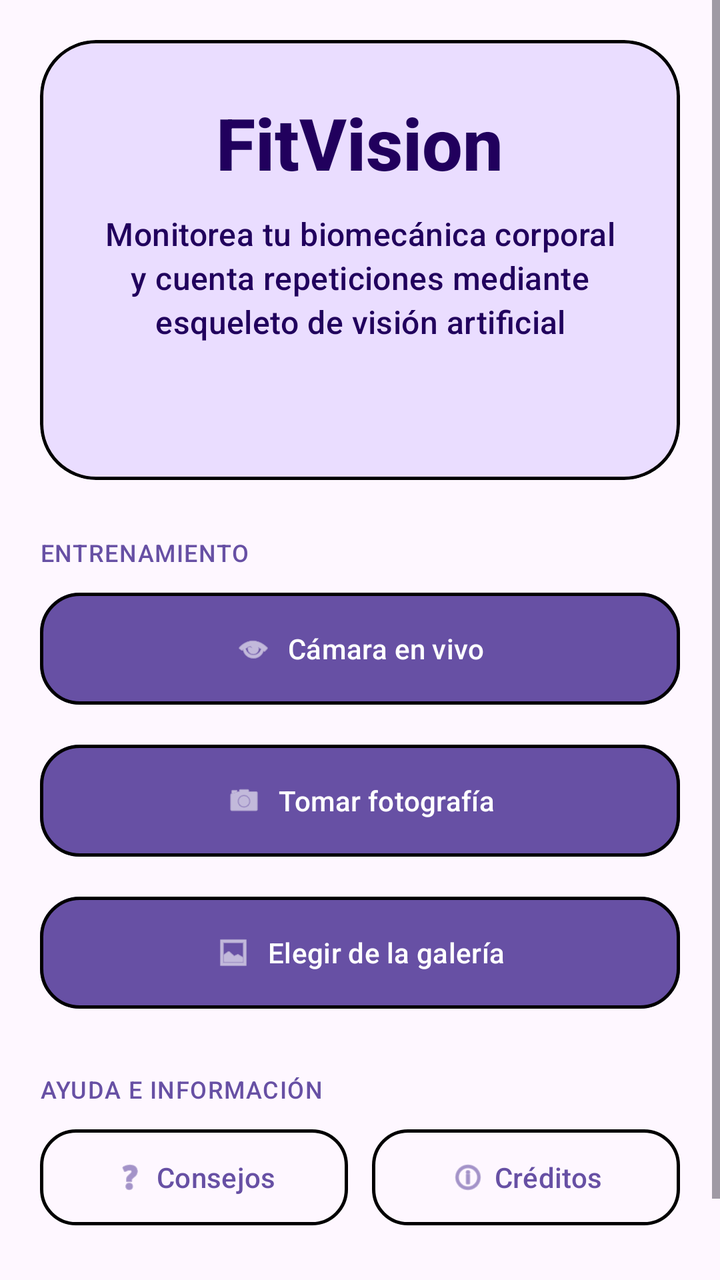
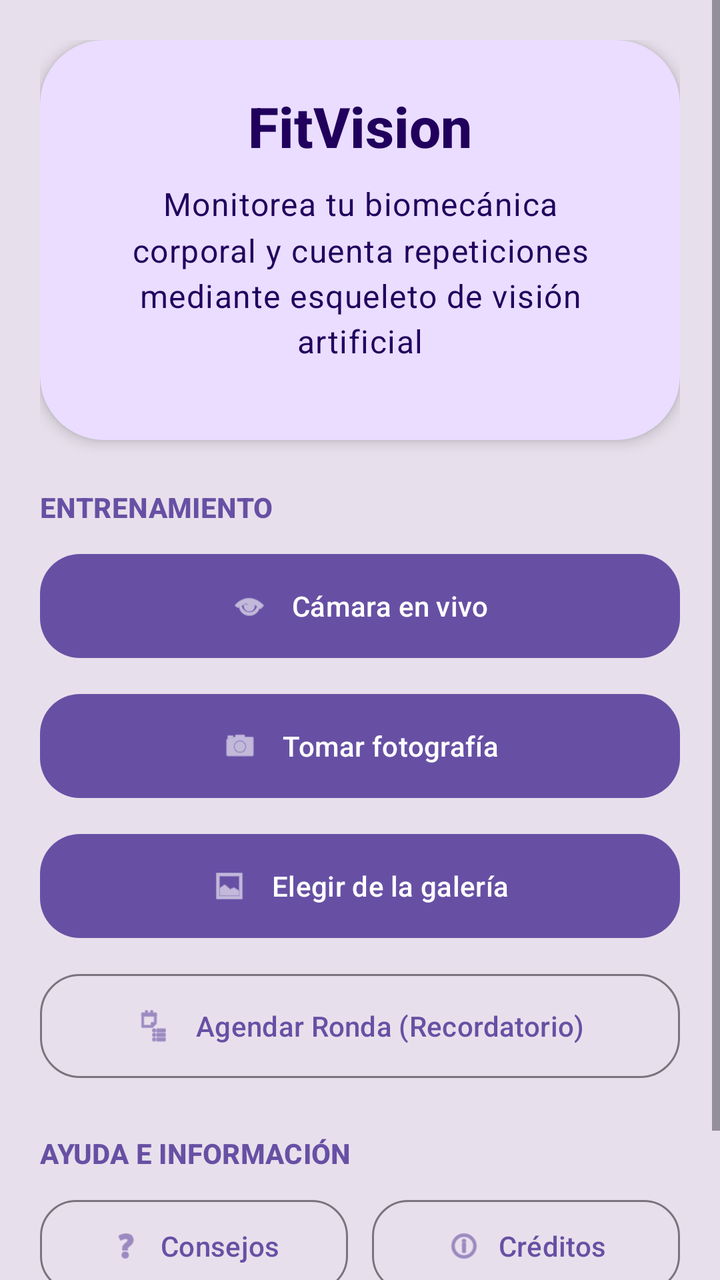

The first picture is an Android layout as it rendered before a commit; the second is the same layout after the commit. The layout source and the unified diff follow.
<!-- AndroidManifest.xml: application theme Theme.SignTranslator -->
<!-- res/layout/activity_main.xml -->
<?xml version="1.0" encoding="utf-8"?>
<ScrollView xmlns:android="http://schemas.android.com/apk/res/android"
    xmlns:app="http://schemas.android.com/apk/res-auto"
    android:layout_width="match_parent"
    android:layout_height="match_parent"
    android:fillViewport="true">

    <LinearLayout
        android:layout_width="match_parent"
        android:layout_height="match_parent"
        android:orientation="vertical"
        android:padding="20dp">

        
        <com.google.android.material.card.MaterialCardView
            style="@style/Widget.Material3.CardView.Filled"
            android:layout_width="match_parent"
            android:layout_height="wrap_content"
            android:minHeight="220dp"
            app:cardBackgroundColor="?attr/colorPrimaryContainer"
            app:cardCornerRadius="28dp"
            app:strokeColor="@color/app_border"
            app:strokeWidth="1.5dp">

            <LinearLayout
                android:layout_width="match_parent"
                android:layout_height="match_parent"
                android:gravity="center"
                android:orientation="vertical"
                android:padding="32dp">

                <TextView
                    android:layout_width="wrap_content"
                    android:layout_height="wrap_content"
                    android:fontFamily="sans-serif-medium"
                    android:includeFontPadding="false"
                    android:text="@string/main_title"
                    android:textAppearance="?attr/textAppearanceDisplaySmall"
                    android:textColor="?attr/colorOnPrimaryContainer"
                    android:textStyle="bold" />

                <TextView
                    android:layout_width="match_parent"
                    android:layout_height="wrap_content"
                    android:layout_marginTop="12dp"
                    android:gravity="center"
                    android:lineSpacingMultiplier="1.15"
                    android:text="@string/main_subtitle"
                    android:textAppearance="?attr/textAppearanceTitleMedium"
                    android:textColor="?attr/colorOnPrimaryContainer" />
            </LinearLayout>
        </com.google.android.material.card.MaterialCardView>

        
        <TextView
            android:layout_width="wrap_content"
            android:layout_height="wrap_content"
            android:layout_marginTop="28dp"
            android:text="@string/section_training"
            android:textAppearance="?attr/textAppearanceLabelMedium"
            android:textColor="?attr/colorPrimary" />

        <com.google.android.material.button.MaterialButton
            android:id="@+id/btnLive"
            android:layout_width="match_parent"
            android:layout_height="64dp"
            android:layout_marginTop="8dp"
            android:text="@string/btn_live"
            app:cornerRadius="20dp"
            app:strokeColor="@color/app_border"
            app:strokeWidth="1.5dp"
            app:icon="@android:drawable/ic_menu_view"
            app:iconGravity="textStart" />

        <com.google.android.material.button.MaterialButton
            android:id="@+id/btnCapture"
            android:layout_width="match_parent"
            android:layout_height="64dp"
            android:layout_marginTop="12dp"
            android:text="@string/btn_capture"
            app:cornerRadius="20dp"
            app:strokeColor="@color/app_border"
            app:strokeWidth="1.5dp"
            app:icon="@android:drawable/ic_menu_camera"
            app:iconGravity="textStart" />

        <com.google.android.material.button.MaterialButton
            android:id="@+id/btnGallery"
            android:layout_width="match_parent"
            android:layout_height="64dp"
            android:layout_marginTop="12dp"
            android:text="@string/btn_gallery"
            app:cornerRadius="20dp"
            app:strokeColor="@color/app_border"
            app:strokeWidth="1.5dp"
            app:icon="@android:drawable/ic_menu_gallery"
            app:iconGravity="textStart" />

        
        <TextView
            android:layout_width="wrap_content"
            android:layout_height="wrap_content"
            android:layout_marginTop="28dp"
            android:text="@string/section_help"
            android:textAppearance="?attr/textAppearanceLabelMedium"
            android:textColor="?attr/colorPrimary" />

        <LinearLayout
            android:layout_width="match_parent"
            android:layout_height="wrap_content"
            android:layout_marginTop="8dp"
            android:orientation="horizontal">

            <com.google.android.material.button.MaterialButton
                android:id="@+id/btnTips"
                style="@style/Widget.Material3.Button.OutlinedButton"
                android:layout_width="0dp"
                android:layout_height="56dp"
                android:layout_weight="1"
                android:text="@string/btn_tips"
                app:cornerRadius="18dp"
                app:strokeColor="@color/app_border"
                app:strokeWidth="1.5dp"
                app:icon="@android:drawable/ic_menu_help"
                app:iconGravity="textStart" />

            <com.google.android.material.button.MaterialButton
                android:id="@+id/btnCredits"
                style="@style/Widget.Material3.Button.OutlinedButton"
                android:layout_width="0dp"
                android:layout_height="56dp"
                android:layout_marginStart="12dp"
                android:layout_weight="1"
                android:text="@string/btn_credits"
                app:cornerRadius="18dp"
                app:strokeColor="@color/app_border"
                app:strokeWidth="1.5dp"
                app:icon="@android:drawable/ic_menu_info_details"
                app:iconGravity="textStart" />
        </LinearLayout>

        
        <TextView
            android:layout_width="match_parent"
            android:layout_height="wrap_content"
            android:layout_marginTop="32dp"
            android:gravity="center"
            android:text="@string/main_footer"
            android:textAppearance="?attr/textAppearanceLabelSmall"
            android:textColor="?attr/colorOnSurfaceVariant" />

    </LinearLayout>
</ScrollView>
<!-- resources referenced by this layout -->
<resources>
  <color name="app_border">@color/black</color>
  <string name="btn_capture">Tomar fotografía</string>
  <string name="btn_credits">Créditos</string>
  <string name="btn_gallery">Elegir de la galería</string>
  <string name="btn_live">Cámara en vivo</string>
  <string name="btn_tips">Consejos</string>
  <string name="main_footer">Grupo 3 · Detección de Pose</string>
  <string name="main_subtitle">Monitorea tu biomecánica corporal y cuenta repeticiones mediante esqueleto de visión artificial</string>
  <string name="main_title">FitVision</string>
  <string name="section_help">AYUDA E INFORMACIÓN</string>
  <string name="section_training">ENTRENAMIENTO</string>
  <style name="Theme.SignTranslator" parent="Theme.Material3.DayNight">
          <item name="colorPrimary">@color/purple_primary</item>
          <item name="colorOnPrimary">@color/purple_on_primary</item>
          <item name="colorPrimaryContainer">@color/purple_container</item>
          <item name="colorOnPrimaryContainer">@color/purple_on_container</item>
          <item name="colorSecondary">@color/purple_secondary</item>
      </style>
  <color name="black">#FF000000</color>
  <color name="purple_primary">#6750A4</color>
  <color name="purple_on_primary">#FFFFFFFF</color>
  <color name="purple_container">#EADDFF</color>
  <color name="purple_on_container">#21005D</color>
  <color name="purple_secondary">#625B71</color>
</resources>

<!-- the commit's change to res/layout/activity_main.xml (unified diff, before → after) -->
@@ -3,11 +3,12 @@
     xmlns:app="http://schemas.android.com/apk/res-auto"
     android:layout_width="match_parent"
     android:layout_height="match_parent"
+    android:background="?attr/colorSurfaceVariant"
     android:fillViewport="true">
 
     <LinearLayout
         android:layout_width="match_parent"
-        android:layout_height="match_parent"
+        android:layout_height="wrap_content"
         android:orientation="vertical"
         android:padding="20dp">
 
@@ -16,18 +17,18 @@
             style="@style/Widget.Material3.CardView.Filled"
             android:layout_width="match_parent"
             android:layout_height="wrap_content"
-            android:minHeight="220dp"
+            android:minHeight="200dp"
             app:cardBackgroundColor="?attr/colorPrimaryContainer"
-            app:cardCornerRadius="28dp"
-            app:strokeColor="@color/app_border"
-            app:strokeWidth="1.5dp">
+            app:cardCornerRadius="32dp"
+            app:cardElevation="4dp"
+            app:strokeWidth="0dp">
 
             <LinearLayout
                 android:layout_width="match_parent"
                 android:layout_height="match_parent"
                 android:gravity="center"
                 android:orientation="vertical"
-                android:padding="32dp">
+                android:padding="28dp">
 
                 <TextView
                     android:layout_width="wrap_content"
@@ -35,18 +36,18 @@
                     android:fontFamily="sans-serif-medium"
                     android:includeFontPadding="false"
                     android:text="@string/main_title"
-                    android:textAppearance="?attr/textAppearanceDisplaySmall"
+                    android:textAppearance="?attr/textAppearanceHeadlineMedium"
                     android:textColor="?attr/colorOnPrimaryContainer"
                     android:textStyle="bold" />
 
                 <TextView
                     android:layout_width="match_parent"
                     android:layout_height="wrap_content"
-                    android:layout_marginTop="12dp"
+                    android:layout_marginTop="10dp"
                     android:gravity="center"
-                    android:lineSpacingMultiplier="1.15"
+                    android:lineSpacingMultiplier="1.2"
                     android:text="@string/main_subtitle"
-                    android:textAppearance="?attr/textAppearanceTitleMedium"
+                    android:textAppearance="?attr/textAppearanceBodyLarge"
                     android:textColor="?attr/colorOnPrimaryContainer" />
             </LinearLayout>
         </com.google.android.material.card.MaterialCardView>
@@ -55,95 +56,106 @@
         <TextView
             android:layout_width="wrap_content"
             android:layout_height="wrap_content"
-            android:layout_marginTop="28dp"
+            android:layout_marginTop="24dp"
             android:text="@string/section_training"
-            android:textAppearance="?attr/textAppearanceLabelMedium"
-            android:textColor="?attr/colorPrimary" />
+            android:textAppearance="?attr/textAppearanceLabelLarge"
+            android:textColor="?attr/colorPrimary"
+            android:textStyle="bold" />
 
         <com.google.android.material.button.MaterialButton
             android:id="@+id/btnLive"
             android:layout_width="match_parent"
-            android:layout_height="64dp"
-            android:layout_marginTop="8dp"
+            android:layout_height="60dp"
+            android:layout_marginTop="10dp"
             android:text="@string/btn_live"
             app:cornerRadius="20dp"
-            app:strokeColor="@color/app_border"
-            app:strokeWidth="1.5dp"
             app:icon="@android:drawable/ic_menu_view"
-            app:iconGravity="textStart" />
+            app:iconGravity="textStart"
+            app:iconPadding="12dp" />
 
         <com.google.android.material.button.MaterialButton
             android:id="@+id/btnCapture"
             android:layout_width="match_parent"
-            android:layout_height="64dp"
-            android:layout_marginTop="12dp"
+            android:layout_height="60dp"
+            android:layout_marginTop="10dp"
             android:text="@string/btn_capture"
             app:cornerRadius="20dp"
-            app:strokeColor="@color/app_border"
-            app:strokeWidth="1.5dp"
             app:icon="@android:drawable/ic_menu_camera"
-            app:iconGravity="textStart" />
+            app:iconGravity="textStart"
+            app:iconPadding="12dp" />
 
         <com.google.android.material.button.MaterialButton
             android:id="@+id/btnGallery"
             android:layout_width="match_parent"
-            android:layout_height="64dp"
-            android:layout_marginTop="12dp"
+            android:layout_height="60dp"
+            android:layout_marginTop="10dp"
             android:text="@string/btn_gallery"
             app:cornerRadius="20dp"
-            app:strokeColor="@color/app_border"
-            app:strokeWidth="1.5dp"
             app:icon="@android:drawable/ic_menu_gallery"
-            app:iconGravity="textStart" />
+            app:iconGravity="textStart"
+            app:iconPadding="12dp" />
+
+        
+        <com.google.android.material.button.MaterialButton
+            android:id="@+id/btnSchedule"
+            style="@style/Widget.Material3.Button.OutlinedButton"
+            android:layout_width="match_parent"
+            android:layout_height="60dp"
+            android:layout_marginTop="10dp"
+            android:text="Agendar Ronda (Recordatorio)"
+            app:cornerRadius="20dp"
+            app:icon="@android:drawable/ic_menu_agenda"
+            app:iconGravity="textStart"
+            app:iconPadding="12dp" />
 
         
         <TextView
             android:layout_width="wrap_content"
             android:layout_height="wrap_content"
-            android:layout_marginTop="28dp"
+            android:layout_marginTop="24dp"
             android:text="@string/section_help"
-            android:textAppearance="?attr/textAppearanceLabelMedium"
-            android:textColor="?attr/colorPrimary" />
+            android:textAppearance="?attr/textAppearanceLabelLarge"
+            android:textColor="?attr/colorPrimary"
+            android:textStyle="bold" />
 
         <LinearLayout
             android:layout_width="match_parent"
             android:layout_height="wrap_content"
-            android:layout_marginTop="8dp"
+            android:layout_marginTop="10dp"
             android:orientation="horizontal">
 
             <com.google.android.material.button.MaterialButton
                 android:id="@+id/btnTips"
                 style="@style/Widget.Material3.Button.OutlinedButton"
                 android:layout_width="0dp"
-                android:layout_height="56dp"
+                android:layout_height="54dp"
                 android:layout_weight="1"
                 android:text="@string/btn_tips"
                 app:cornerRadius="18dp"
-                app:strokeColor="@color/app_border"
-                app:strokeWidth="1.5dp"
                 app:icon="@android:drawable/ic_menu_help"
-                app:iconGravity="textStart" />
+                app:iconGravity="textStart"
+                app:iconPadding="8dp" />
 
             <com.google.android.material.button.MaterialButton
                 android:id="@+id/btnCredits"
                 style="@style/Widget.Material3.Button.OutlinedButton"
                 android:layout_width="0dp"
-                android:layout_height="56dp"
+                android:layout_height="54dp"
                 android:layout_marginStart="12dp"
                 android:layout_weight="1"
                 android:text="@string/btn_credits"
                 app:cornerRadius="18dp"
-                app:strokeColor="@color/app_border"
-                app:strokeWidth="1.5dp"
                 app:icon="@android:drawable/ic_menu_info_details"
-                app:iconGravity="textStart" />
+                app:iconGravity="textStart"
+                app:iconPadding="8dp" />
         </LinearLayout>
 
         
         <TextView
             android:layout_width="match_parent"
             android:layout_height="wrap_content"
-            android:layout_marginTop="32dp"
+            android:layout_marginTop="28dp"
+            android:layout_marginBottom="12dp"
             android:gravity="center"
             android:text="@string/main_footer"
             android:textAppearance="?attr/textAppearanceLabelSmall"
<!-- resource entries referenced after the edit -->
@@ -1,6 +1,5 @@
 <!-- resources referenced by this layout -->
 <resources>
-  <color name="app_border">@color/black</color>
   <string name="btn_capture">Tomar fotografía</string>
   <string name="btn_credits">Créditos</string>
   <string name="btn_gallery">Elegir de la galería</string>
@@ -18,7 +17,6 @@
           <item name="colorOnPrimaryContainer">@color/purple_on_container</item>
           <item name="colorSecondary">@color/purple_secondary</item>
       </style>
-  <color name="black">#FF000000</color>
   <color name="purple_primary">#6750A4</color>
   <color name="purple_on_primary">#FFFFFFFF</color>
   <color name="purple_container">#EADDFF</color>
